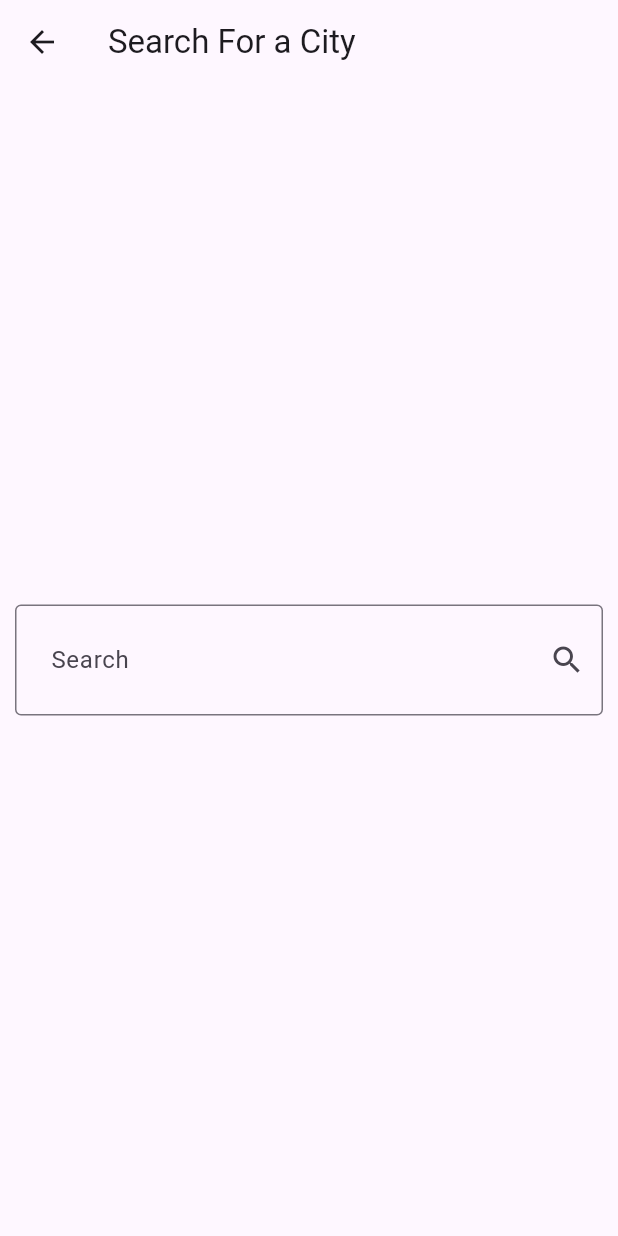
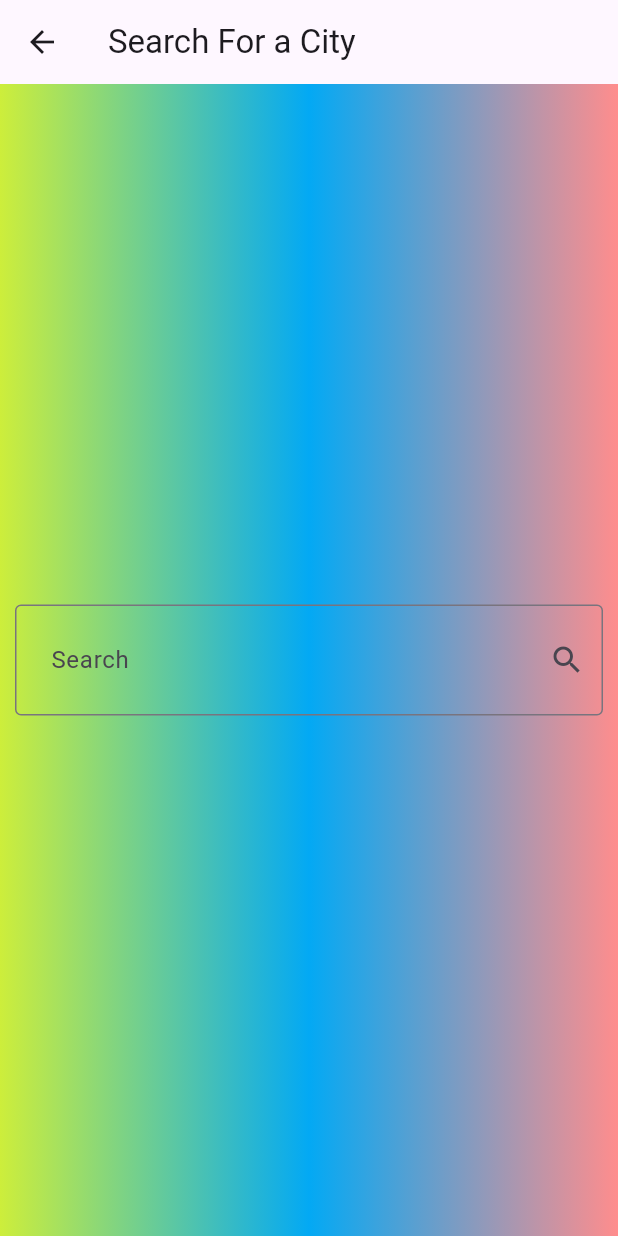
Before and after one commit to Zeina6699/WeatherApp1, a Flutter app: the screen it shows after launch, after a tap on the "search" icon, on a phone screen of 412 x 824 dp. Run offline on Flutter 3.47's test engine with Material 3 defaults, Android fonts, the phone set to English and light mode, and no system bars.

Commit message:
Change ThemeColor

```diff
--- a/lib/Screens/Home_Page.dart
+++ b/lib/Screens/Home_Page.dart
@@ -22,6 +22,8 @@ WeatherModel? weatherData;
   Widget build(BuildContext context) {
     weatherData=Provider.of<WeatherProvider>(context).weatherData;
     return Scaffold(
+   backgroundColor: Provider.of<WeatherProvider>(context).weatherData==null?Colors.blue: Provider.of<WeatherProvider>(context).weatherData!.getThemeColor()
+,
       appBar: AppBar(
 
         title:const Text("Weather App"),
@@ -33,6 +35,7 @@ WeatherModel? weatherData;
           icon:const Icon( Icons.search))],)
 
         ,body:
+
        weatherData==null?
           Container(
 
@@ -53,7 +56,6 @@ WeatherModel? weatherData;
           ),
         ):
          Container(
-          color: const Color.fromARGB(255, 253, 181, 72),
           child: Center(
             child: Column(
 
--- a/lib/Screens/Search_Page.dart
+++ b/lib/Screens/Search_Page.dart
@@ -12,8 +12,18 @@ String? cityName;
   Widget build(BuildContext context) {
     return Scaffold(
       appBar: AppBar(
-        title:const Text("Search For a City"),),
-        body:Center(
+        title: Text("Search For a City"),),
+        body:Container(
+          decoration:const BoxDecoration(
+          gradient: LinearGradient(
+            colors: [
+            Color.fromARGB(255, 205, 238, 59),
+           Colors.lightBlue,
+            Color.fromARGB(255, 255, 141, 141)
+
+
+          ])),
+          child: Center(
               child: Padding(
                 padding: const EdgeInsets.all(10),
                 child: TextField(
@@ -73,4 +83,5 @@ onSubmitted: (data) async {
               //  SnackBar(content: Text("Please enter a city name")),
             //  );
           //  }*/
-))));}}
+          ))),
+        ));}}
--- a/lib/main.dart
+++ b/lib/main.dart
@@ -5,7 +5,10 @@ import 'package:weather/Screens/Home_Page.dart';
 import 'package:provider/provider.dart';
 void main() {
 //  Provider.debugCheckInvalidValueType=null;
-  runApp(const WeatherApp());
+  runApp(ChangeNotifierProvider(create:(context){
+        return WeatherProvider();},
+        child: WeatherApp(),
+        ));
 }
 
 class WeatherApp extends StatelessWidget {
@@ -15,11 +18,8 @@ class WeatherApp extends StatelessWidget {
   // This widget is the root of your application.
   @override
   Widget build(BuildContext context) {
-    return  ChangeNotifierProvider(
-      create:(context){
-        return WeatherProvider();},
+    return  MaterialApp(
 
-      child: MaterialApp(
         debugShowCheckedModeBanner: false,
-        home: HomePage()),
+        home: HomePage()
     );}}
```
Also changed, not shown: lib/Models/Weather_Model.dart (+35 -61 lines). Lines whose indentation alone changed are shown as unchanged.
